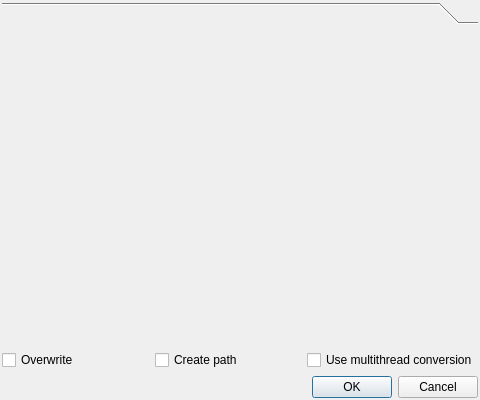
Old version of the form apps/zxtune-qt/ui/conversion/setup_conversion.ui in the repository vitamin-caig/zxtune.
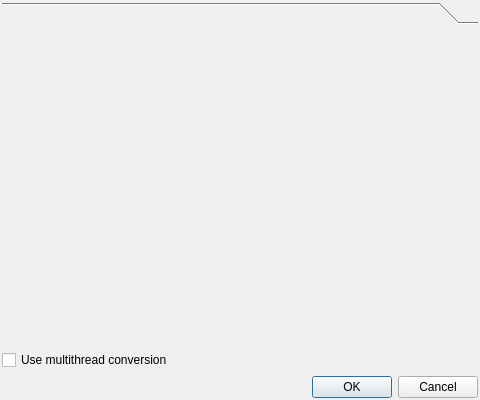
New version of the form.

```diff
--- a/apps/zxtune-qt/ui/conversion/setup_conversion.ui
+++ b/apps/zxtune-qt/ui/conversion/setup_conversion.ui
@@ -36,32 +36,6 @@
    </item>
    <item>
     <layout class="QHBoxLayout" name="horizontalLayout">
-     <item>
-      <widget class="QCheckBox" name="overwriteExisting">
-       <property name="text">
-        <string>Overwrite</string>
-       </property>
-       <property name="toolTip">
-         <string>Force to overwrite existing files</string>
-       </property>
-       <property name="checked">
-        <bool>false</bool>
-       </property>
-      </widget>
-     </item>
-     <item>
-      <widget class="QCheckBox" name="createDirectories">
-       <property name="text">
-        <string>Create path</string>
-       </property>
-       <property name="toolTip">
-         <string>Force to create all intermediate directories of target files</string>
-       </property>
-       <property name="checked">
-        <bool>false</bool>
-       </property>
-      </widget>
-     </item>
      <item>
       <widget class="QCheckBox" name="useMultithreading">
        <property name="text">
```
